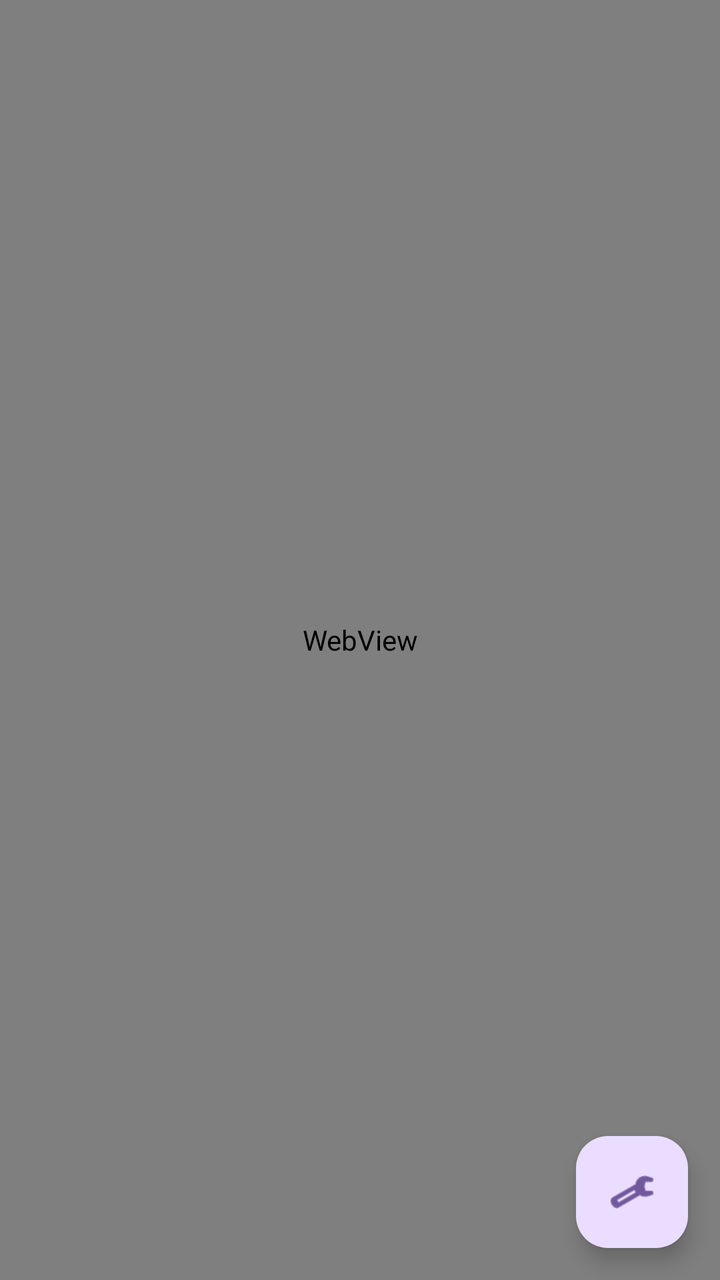
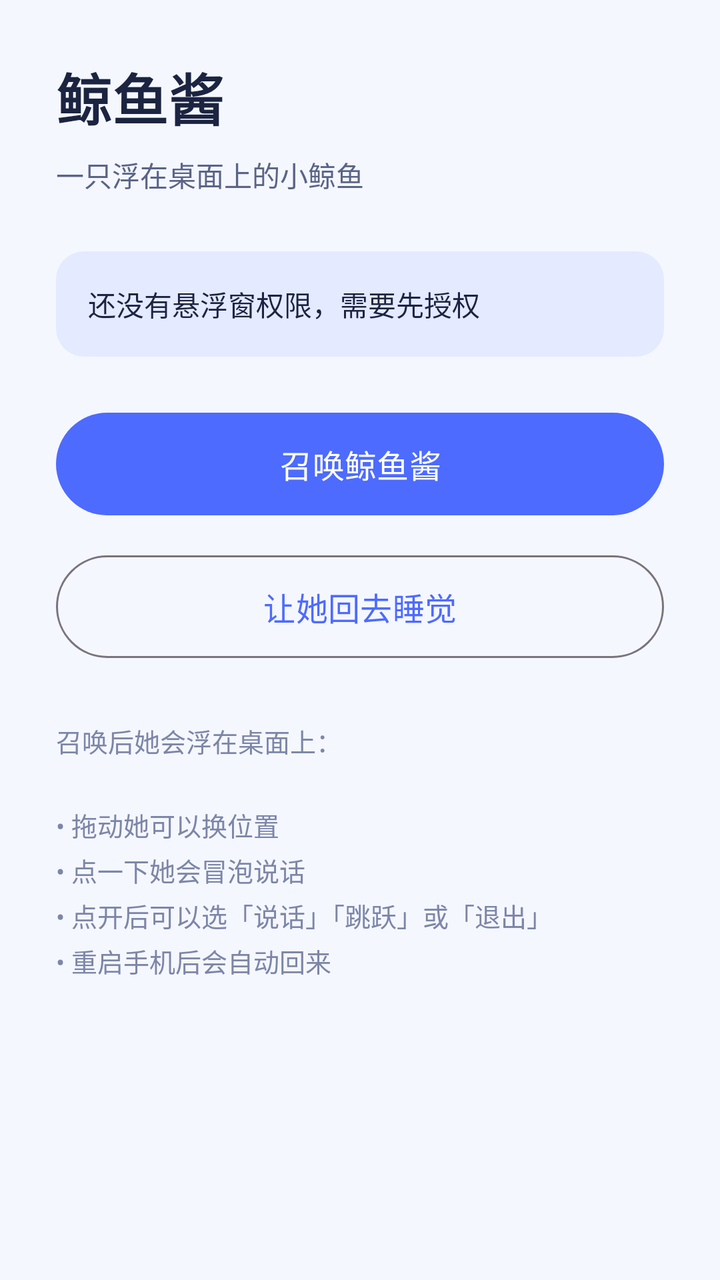

Compare the two renders of this Android layout. The source of the first and the diff that turns it into the second are given below.
<!-- AndroidManifest.xml: application theme Theme.DshMobile -->
<!-- res/layout/activity_main.xml -->
<?xml version="1.0" encoding="utf-8"?>
<androidx.constraintlayout.widget.ConstraintLayout
    xmlns:android="http://schemas.android.com/apk/res/android"
    xmlns:app="http://schemas.android.com/apk/res-auto"
    android:layout_width="match_parent"
    android:layout_height="match_parent">

    <WebView
        android:id="@+id/webView"
        android:layout_width="0dp"
        android:layout_height="0dp"
        app:layout_constraintTop_toTopOf="parent"
        app:layout_constraintBottom_toBottomOf="parent"
        app:layout_constraintStart_toStartOf="parent"
        app:layout_constraintEnd_toEndOf="parent" />

    <com.google.android.material.floatingactionbutton.FloatingActionButton
        android:id="@+id/fabSettings"
        android:layout_width="wrap_content"
        android:layout_height="wrap_content"
        android:layout_margin="16dp"
        android:contentDescription="@string/fab_desc"
        android:src="@android:drawable/ic_menu_manage"
        app:layout_constraintBottom_toBottomOf="parent"
        app:layout_constraintEnd_toEndOf="parent" />

</androidx.constraintlayout.widget.ConstraintLayout>
<!-- resources referenced by this layout -->
<resources>
  <string name="fab_desc">设置地址</string>
  <style name="Theme.DshMobile" parent="Theme.Material3.DayNight.NoActionBar">
          <item name="colorPrimary">@color/brand_primary</item>
          <item name="colorOnPrimary">@color/white</item>
          <item name="android:statusBarColor" tools:targetApi="l">@color/brand_primary</item>
      </style>
  <color name="brand_primary">#4D6BFE</color>
  <color name="white">#FFFFFF</color>
</resources>

<!-- the commit's change to res/layout/activity_main.xml (unified diff, before → after) -->
@@ -3,25 +3,86 @@
     xmlns:android="http://schemas.android.com/apk/res/android"
     xmlns:app="http://schemas.android.com/apk/res-auto"
     android:layout_width="match_parent"
-    android:layout_height="match_parent">
+    android:layout_height="match_parent"
+    android:background="#F5F7FF"
+    android:padding="28dp">
 
-    <WebView
-        android:id="@+id/webView"
+    <TextView
+        android:id="@+id/titleText"
         android:layout_width="0dp"
-        android:layout_height="0dp"
+        android:layout_height="wrap_content"
+        android:text="@string/app_name"
+        android:textColor="#1B2440"
+        android:textSize="28sp"
+        android:textStyle="bold"
         app:layout_constraintTop_toTopOf="parent"
-        app:layout_constraintBottom_toBottomOf="parent"
         app:layout_constraintStart_toStartOf="parent"
         app:layout_constraintEnd_toEndOf="parent" />
 
-    <com.google.android.material.floatingactionbutton.FloatingActionButton
-        android:id="@+id/fabSettings"
-        android:layout_width="wrap_content"
+    <TextView
+        android:id="@+id/subtitleText"
+        android:layout_width="0dp"
         android:layout_height="wrap_content"
-        android:layout_margin="16dp"
-        android:contentDescription="@string/fab_desc"
-        android:src="@android:drawable/ic_menu_manage"
-        app:layout_constraintBottom_toBottomOf="parent"
+        android:layout_marginTop="8dp"
+        android:text="@string/panel_subtitle"
+        android:textColor="#5A6486"
+        android:textSize="14sp"
+        app:layout_constraintTop_toBottomOf="@id/titleText"
+        app:layout_constraintStart_toStartOf="parent"
+        app:layout_constraintEnd_toEndOf="parent" />
+
+    <TextView
+        android:id="@+id/statusText"
+        android:layout_width="0dp"
+        android:layout_height="wrap_content"
+        android:layout_marginTop="28dp"
+        android:background="@drawable/status_bg"
+        android:padding="16dp"
+        android:text="@string/status_need_permission"
+        android:textColor="#1B2440"
+        android:textSize="14sp"
+        app:layout_constraintTop_toBottomOf="@id/subtitleText"
+        app:layout_constraintStart_toStartOf="parent"
+        app:layout_constraintEnd_toEndOf="parent" />
+
+    <com.google.android.material.button.MaterialButton
+        android:id="@+id/buttonSpawn"
+        android:layout_width="0dp"
+        android:layout_height="wrap_content"
+        android:layout_marginTop="24dp"
+        android:paddingTop="14dp"
+        android:paddingBottom="14dp"
+        android:text="@string/action_spawn"
+        android:textSize="16sp"
+        app:layout_constraintTop_toBottomOf="@id/statusText"
+        app:layout_constraintStart_toStartOf="parent"
+        app:layout_constraintEnd_toEndOf="parent" />
+
+    <com.google.android.material.button.MaterialButton
+        android:id="@+id/buttonStop"
+        style="@style/Widget.Material3.Button.OutlinedButton"
+        android:layout_width="0dp"
+        android:layout_height="wrap_content"
+        android:layout_marginTop="12dp"
+        android:paddingTop="14dp"
+        android:paddingBottom="14dp"
+        android:text="@string/action_stop"
+        android:textSize="16sp"
+        app:layout_constraintTop_toBottomOf="@id/buttonSpawn"
+        app:layout_constraintStart_toStartOf="parent"
+        app:layout_constraintEnd_toEndOf="parent" />
+
+    <TextView
+        android:id="@+id/hintText"
+        android:layout_width="0dp"
+        android:layout_height="wrap_content"
+        android:layout_marginTop="28dp"
+        android:text="@string/panel_hint"
+        android:textColor="#7C86A8"
+        android:textSize="13sp"
+        android:lineSpacingExtra="4dp"
+        app:layout_constraintTop_toBottomOf="@id/buttonStop"
+        app:layout_constraintStart_toStartOf="parent"
         app:layout_constraintEnd_toEndOf="parent" />
 
 </androidx.constraintlayout.widget.ConstraintLayout>
<!-- resource entries referenced after the edit -->
@@ -1,10 +1,23 @@
 <!-- resources referenced by this layout -->
 <resources>
-  <string name="fab_desc">设置地址</string>
-  <style name="Theme.DshMobile" parent="Theme.Material3.DayNight.NoActionBar">
+  <!-- drawable status_bg (drawable) -->
+  <?xml version="1.0" encoding="utf-8"?>
+  <shape xmlns:android="http://schemas.android.com/apk/res/android"
+      android:shape="rectangle">
+      <solid android:color="#E4EAFF" />
+      <corners android:radius="14dp" />
+  </shape>
+  <string name="action_spawn">召唤鲸鱼酱</string>
+  <string name="action_stop">让她回去睡觉</string>
+  <string name="app_name">鲸鱼酱</string>
+  <string name="panel_hint">召唤后她会浮在桌面上：\n\n• 拖动她可以换位置\n• 点一下她会冒泡说话\n• 点开后可以选「说话」「跳跃」或「退出」\n• 重启手机后会自动回来</string>
+  <string name="panel_subtitle">一只浮在桌面上的小鲸鱼</string>
+  <string name="status_need_permission">还没有悬浮窗权限，需要先授权</string>
+  <style name="Theme.WhaleChan" parent="Theme.Material3.Light.NoActionBar">
           <item name="colorPrimary">@color/brand_primary</item>
           <item name="colorOnPrimary">@color/white</item>
-          <item name="android:statusBarColor" tools:targetApi="l">@color/brand_primary</item>
+          <item name="android:statusBarColor" tools:targetApi="l">#F5F7FF</item>
+          <item name="android:windowLightStatusBar" tools:targetApi="m">true</item>
       </style>
   <color name="brand_primary">#4D6BFE</color>
   <color name="white">#FFFFFF</color>
